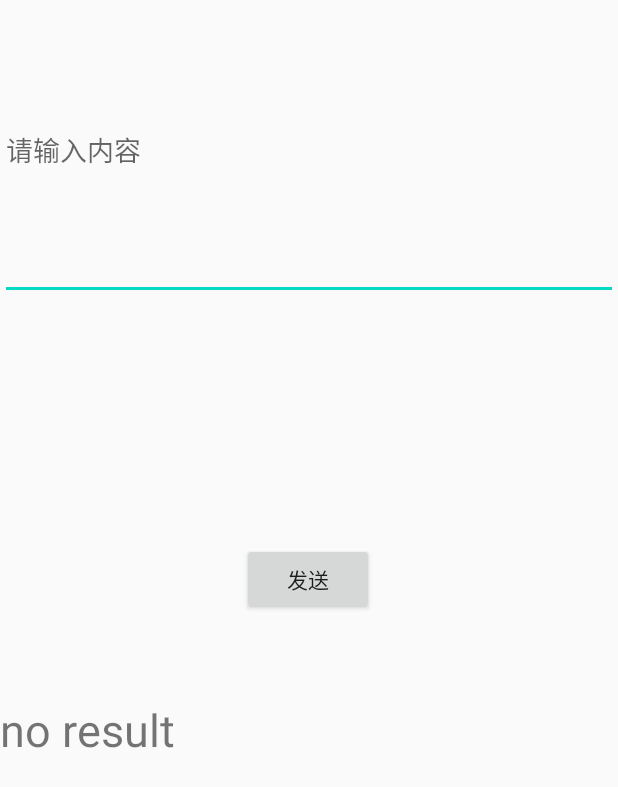
After one commit to mzj-xk/WeatherApp, an Android app: the fragment AiFragment shown on its own in the app's theme, on a phone screen of 412 x 824 dp. The commit adds this screen. Shown: the top 787 px of the screen. Run offline under Robolectric (Android 15) with nearby library versions, the phone set to English and light mode, and no system bars; 1 statement that could not run was skipped.

Commit message:
ai模块搭建完毕(不能语音转文字，靠手动输入)

```diff
--- /dev/null
+++ b/app/src/main/java/com/android/weatherapp3/logic/model/AiResponse.kt
@@ -0,0 +1,3 @@
+package com.android.weatherapp3.logic.model
+
+data class AiResponse(val result: Int, val content: String)
--- a/app/src/main/java/com/android/weatherapp3/logic/network/SunnyWeatherNetwork.kt
+++ b/app/src/main/java/com/android/weatherapp3/logic/network/SunnyWeatherNetwork.kt
@@ -1,4 +1,5 @@
 package com.android.weatherapp3.logic.network
+import org.w3c.dom.Text
 import retrofit2.Call
 import retrofit2.Callback
 import retrofit2.Response
@@ -13,6 +14,8 @@ object SunnyWeatherNetwork {
 
     private val weatherService = ServiceCreator.create(WeatherService::class.java)
 
+    private val aiService = AiServiceCreator.create(AiService::class.java)
+
     suspend fun getDailyWeather(lng: String, lat: String) =
         weatherService.getDailyWeather(lng, lat).await()
 
@@ -24,6 +27,9 @@ object SunnyWeatherNetwork {
 
     suspend fun searchPlaces(query: String) =
         placeService.searchPlaces(query).await()
+
+    suspend fun getAiMessage(query: String) =
+        aiService.getAiMessage(query).await()
 
     private suspend fun <T> Call<T>.await(): T {
         return suspendCoroutine { continuation ->
--- /dev/null
+++ b/app/src/main/java/com/android/weatherapp3/ui/ai/AiFragment.kt
@@ -0,0 +1,42 @@
+package com.android.weatherapp3.ui.ai
+
+import android.graphics.Color
+import android.os.Bundle
+import android.view.LayoutInflater
+import android.view.View
+import android.view.ViewGroup
+import androidx.fragment.app.Fragment
+import androidx.lifecycle.ViewModelProviders
+import com.android.weatherapp3.R
+import kotlinx.android.synthetic.main.ai.*
+import kotlinx.android.synthetic.main.bottom_bar.*
+
+class AiFragment : Fragment() {
+
+    private val viewModel by lazy { ViewModelProviders.of(this).get(AiViewModel::class.java) }
+
+    override fun onCreateView(
+        inflater: LayoutInflater,
+        container: ViewGroup?,
+        savedInstanceState: Bundle?
+    ): View? {
+        activity?.window?.statusBarColor = Color.BLUE
+        return inflater.inflate(R.layout.ai, container, false)
+    }
+
+    override fun onActivityCreated(savedInstanceState: Bundle?) {
+        super.onActivityCreated(savedInstanceState)
+        sendBtn.setOnClickListener {
+            viewModel.apply {
+                userInput = et.text.toString()
+                refreshAiMessage(userInput)
+            }
+        }
+        viewModel.getAiMessageLiveData.observe(this, {
+            val aiMessage = it.getOrNull()
+            if (aiMessage != null) {
+                tv_result.text = aiMessage
+            }
+        })
+    }
+}
--- a/app/src/main/java/com/android/weatherapp3/ui/weather/WeatherFragment.kt
+++ b/app/src/main/java/com/android/weatherapp3/ui/weather/WeatherFragment.kt
@@ -1,10 +1,8 @@
 package com.android.weatherapp3.ui.weather
 
-import android.content.Context
 import android.graphics.Color
 import android.os.Bundle
 import android.util.Log
-import android.view.Gravity
 import android.view.LayoutInflater
 import android.view.View
 import android.view.ViewGroup
@@ -26,8 +24,7 @@ import java.util.*
 
 class WeatherFragment : Fragment(){
 
-    //  这里使用 requireActivity() 参数表明创建的 ViewModel 为同一个
-    private val viewModel by lazy { ViewModelProviders.of(requireActivity()).get(WeatherViewModel::class.java) }
+    private val viewModel by lazy { ViewModelProviders.of(this).get(WeatherViewModel::class.java) }
 
 //    private val viewModel by lazy { ViewModelProviders.of(requireActivity()).get(WeatherViewModel::class.java) }
 
--- /dev/null
+++ b/app/src/main/res/layout/ai.xml
@@ -0,0 +1,39 @@
+<?xml version="1.0" encoding="utf-8"?>
+<androidx.constraintlayout.widget.ConstraintLayout
+    xmlns:android="http://schemas.android.com/apk/res/android"
+    xmlns:app="http://schemas.android.com/apk/res-auto"
+    xmlns:tools="http://schemas.android.com/tools"
+    android:layout_width="match_parent"
+    android:layout_height="match_parent">
+
+    <EditText
+        android:id="@+id/et"
+        android:layout_width="match_parent"
+        android:layout_height="200dp"
+        app:layout_constraintEnd_toEndOf="parent"
+        app:layout_constraintStart_toStartOf="parent"
+        app:layout_constraintTop_toTopOf="parent"
+        android:hint="请输入内容"/>
+
+    <Button
+        android:id="@+id/sendBtn"
+        android:layout_width="wrap_content"
+        android:layout_height="wrap_content"
+        android:layout_marginBottom="56dp"
+        android:text="发送"
+        app:layout_constraintBottom_toTopOf="@+id/tv_result"
+        app:layout_constraintEnd_toEndOf="parent"
+        app:layout_constraintHorizontal_bias="0.498"
+        app:layout_constraintStart_toStartOf="parent" />
+
+    <TextView
+        android:id="@+id/tv_result"
+        android:layout_width="411dp"
+        android:layout_height="358dp"
+        android:text="no result"
+        app:layout_constraintBottom_toBottomOf="parent"
+        app:layout_constraintEnd_toEndOf="parent"
+        app:layout_constraintHorizontal_bias="0.0"
+        app:layout_constraintStart_toStartOf="parent"
+        android:textSize="30dp"/>
+</androidx.constraintlayout.widget.ConstraintLayout>
--- a/app/src/main/res/layout/bottom_bar.xml
+++ b/app/src/main/res/layout/bottom_bar.xml
@@ -21,15 +21,15 @@
         android:layout_height="wrap_content"
         android:text="天气"
         android:textSize="30dp"
-        app:layout_constraintEnd_toStartOf="@+id/eyeBtn"
+        app:layout_constraintEnd_toStartOf="@+id/aiBtn"
         app:layout_constraintStart_toEndOf="@+id/searchBtn"
         app:layout_constraintTop_toTopOf="parent" />
 
     <TextView
-        android:id="@+id/eyeBtn"
+        android:id="@+id/aiBtn"
         android:layout_width="wrap_content"
         android:layout_height="wrap_content"
-        android:text="开眼"
+        android:text="AI"
         android:textSize="30dp"
         app:layout_constraintEnd_toEndOf="parent"
         app:layout_constraintTop_toTopOf="parent" />
```
Also changed, not shown: app/src/main/java/com/android/weatherapp3/logic/Repository.kt (+11 -0 lines), app/src/main/java/com/android/weatherapp3/logic/network/AiService.kt (added, +13 -0 lines), app/src/main/java/com/android/weatherapp3/logic/network/AiServiceCreator.kt (added, +19 -0 lines), app/src/main/java/com/android/weatherapp3/ui/MainActivity.kt (+6 -1 lines), app/src/main/java/com/android/weatherapp3/ui/ai/AiViewModel.kt (added, +22 -0 lines).
